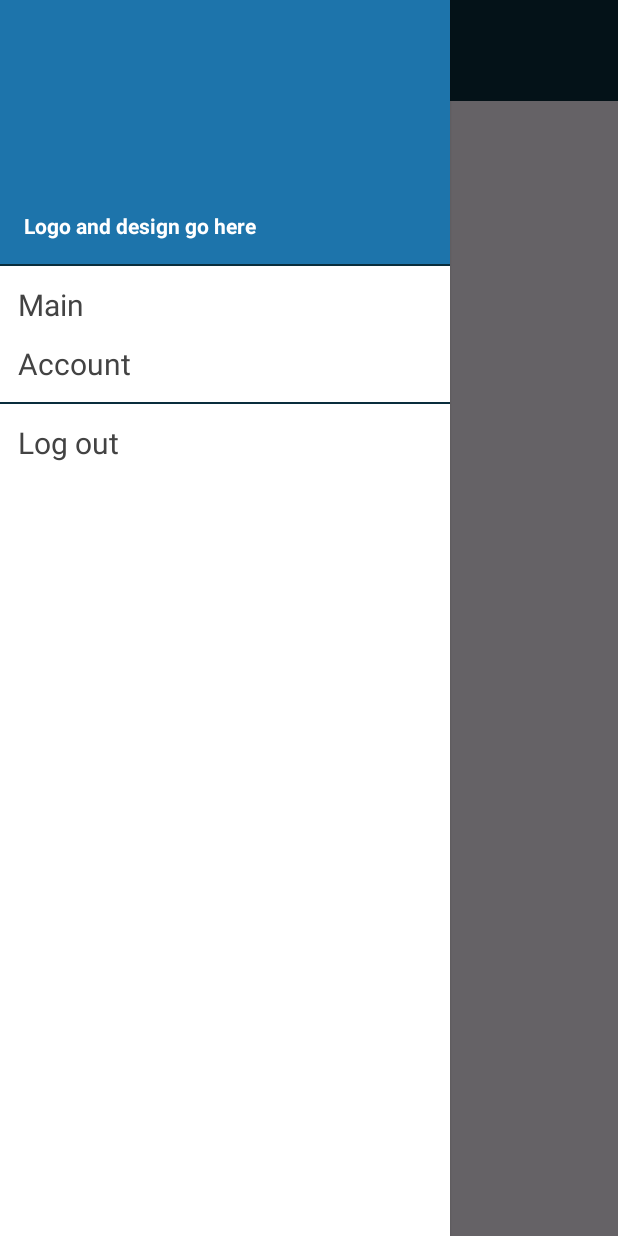
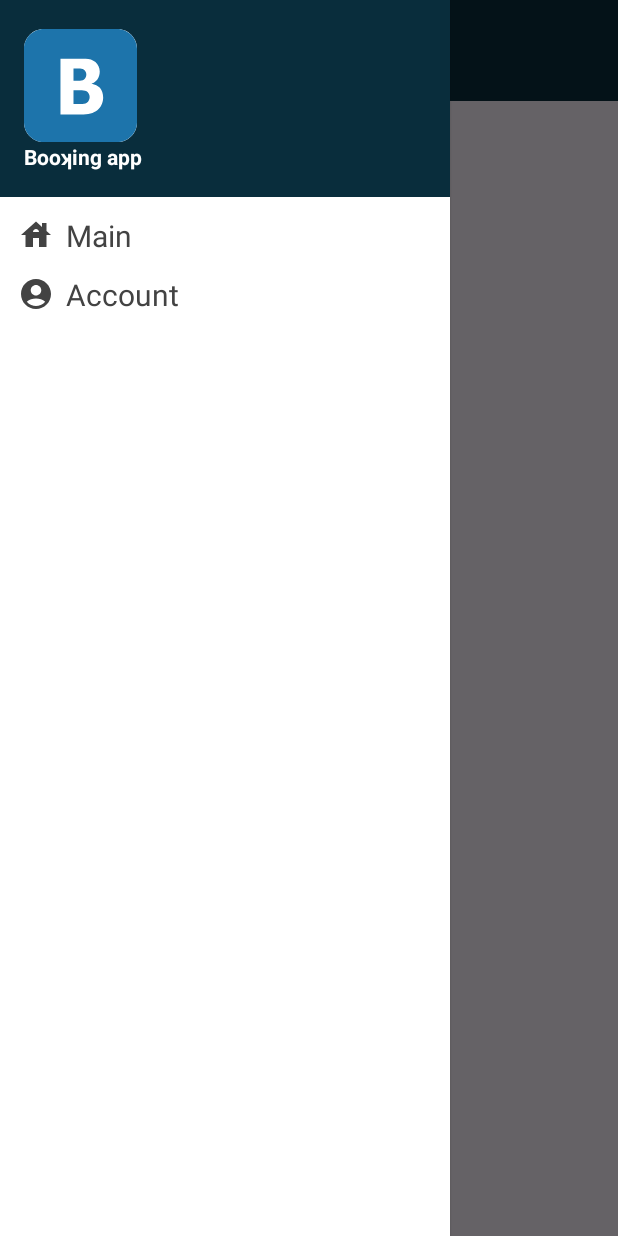
Before and after one commit to StefanDjuricaSV35-2021/booking_ma_tim21, an Android app: the AccountActivity screen opened directly, with no data from a screen before it, with the side drawer open, on a phone screen of 412 x 824 dp. Run offline under Robolectric (Android 15) with nearby library versions, the phone set to English and light mode, and no system bars; 1 statement that could not run was skipped.

Commit message:
Splach screen and nav drawer design changed

```diff
--- /dev/null
+++ b/app/src/main/res/drawable/baseline_account_circle_24.xml
@@ -0,0 +1,5 @@
+<vector android:height="24dp" android:tint="#434343"
+    android:viewportHeight="24" android:viewportWidth="24"
+    android:width="24dp" xmlns:android="http://schemas.android.com/apk/res/android">
+    <path android:fillColor="@android:color/white" android:pathData="M12,2C6.48,2 2,6.48 2,12s4.48,10 10,10s10,-4.48 10,-10S17.52,2 12,2zM12,6c1.93,0 3.5,1.57 3.5,3.5S13.93,13 12,13s-3.5,-1.57 -3.5,-3.5S10.07,6 12,6zM12,20c-2.03,0 -4.43,-0.82 -6.14,-2.88C7.55,15.8 9.68,15 12,15s4.45,0.8 6.14,2.12C16.43,19.18 14.03,20 12,20z"/>
+</vector>
--- /dev/null
+++ b/app/src/main/res/drawable/baseline_house_24.xml
@@ -0,0 +1,5 @@
+<vector android:height="24dp" android:tint="#434343"
+    android:viewportHeight="24" android:viewportWidth="24"
+    android:width="24dp" xmlns:android="http://schemas.android.com/apk/res/android">
+    <path android:fillColor="@android:color/white" android:pathData="M19,9.3V4h-3v2.6L12,3L2,12h3v8h5v-6h4v6h5v-8h3L19,9.3zM10,10c0,-1.1 0.9,-2 2,-2s2,0.9 2,2H10z"/>
+</vector>
--- a/app/src/main/res/layout/activity_splash_screen.xml
+++ b/app/src/main/res/layout/activity_splash_screen.xml
@@ -10,22 +10,22 @@
     <LinearLayout
         android:layout_width="match_parent"
         android:layout_height="match_parent"
-        android:orientation="vertical">
+        android:orientation="vertical"
+        android:gravity="center">
+
+        <ImageView
+            android:id="@+id/logoImageView"
+            android:layout_width="wrap_content"
+            android:layout_height="wrap_content"
+            android:src="@drawable/ic_logo"/>
 
         <TextView
             android:layout_width="wrap_content"
             android:layout_height="wrap_content"
+            android:layout_marginTop="10dp"
             android:text="@string/booking"
             android:textColor="@color/white"
-            android:layout_gravity="center"
-            android:layout_marginTop="280dp"
-            android:textSize="36sp"/>
-        <ImageView
-            android:id="@+id/logoImageView"
-            android:layout_width="wrap_content"
-            android:layout_height="wrap_content"
-            android:src="@drawable/ic_logo"
-            android:layout_gravity="center"
-            android:layout_marginTop="10dp"/>
+            android:textSize="36sp"
+            android:textStyle="bold" />
     </LinearLayout>
 </androidx.constraintlayout.widget.ConstraintLayout>
--- a/app/src/main/res/layout/naw_drawer.xml
+++ b/app/src/main/res/layout/naw_drawer.xml
@@ -1,21 +1,27 @@
 <?xml version="1.0" encoding="utf-8"?>
 <LinearLayout xmlns:android="http://schemas.android.com/apk/res/android"
+    xmlns:app="http://schemas.android.com/apk/res-auto"
     android:orientation="vertical"
     android:layout_width="match_parent"
     android:layout_height="match_parent">
 
     <LinearLayout
         android:layout_width="match_parent"
-        android:layout_height="176dp"
+        android:layout_height="130dp"
         android:orientation="vertical"
         android:gravity="bottom"
         android:padding="16dp"
-        android:background="@color/lightblue">
+        android:background="@color/darkblue">
+
+        <ImageView
+            android:layout_width="wrap_content"
+            android:layout_height="wrap_content"
+            android:src="@drawable/ic_logo"/>
 
         <TextView
             android:layout_width="wrap_content"
             android:layout_height="wrap_content"
-            android:text="Logo and design go here"
+            android:text="@string/booking_app"
             android:textStyle="bold"
             android:textColor="@color/white"/>
 
@@ -36,8 +42,10 @@
             android:layout_width="wrap_content"
             android:layout_height="wrap_content"
             android:textColor="@color/grey"
-            android:text="Main"
-            android:textSize="20sp"/>
+            android:text="@string/main"
+            android:textSize="20sp"
+            android:drawablePadding="8dp"
+            app:drawableLeftCompat="@drawable/baseline_house_24" />
     </LinearLayout>
     <LinearLayout
         android:layout_width="wrap_content"
@@ -50,31 +58,10 @@
             android:layout_width="wrap_content"
             android:layout_height="wrap_content"
             android:textColor="@color/grey"
-            android:text="Account"
-            android:textSize="20sp"/>
+            android:text="@string/account"
+            android:textSize="20sp"
+            android:drawablePadding="8dp"
+            app:drawableLeftCompat="@drawable/baseline_account_circle_24" />
     </LinearLayout>
 
-    <View
-        android:layout_width="match_parent"
-        android:layout_height="1dp"
-        android:layout_marginTop="12dp"
-        android:background="@color/darkblue"/>
-
-    <LinearLayout
-        android:layout_width="wrap_content"
-        android:layout_height="wrap_content"
-        android:id="@+id/logout"
-        android:layout_marginStart="12dp"
-        android:layout_marginTop="12dp"
-        android:orientation="horizontal">
-        <TextView
-            android:layout_width="wrap_content"
-            android:layout_height="wrap_content"
-            android:textColor="@color/grey"
-            android:text="Log out"
-            android:textSize="20sp"/>
-    </LinearLayout>
-
-
-
 </LinearLayout>
--- a/app/src/main/res/values/strings.xml
+++ b/app/src/main/res/values/strings.xml
@@ -12,4 +12,7 @@
     <string name="surname_input_field">Enter your surname</string>
     <string name="login">Login</string>
     <string name="register">Register</string>
+    <string name="account">Account</string>
+    <string name="main">Main</string>
+    <string name="booking_app">Booʞing app</string>
 </resources>
--- a/app/src/main/res/values/themes.xml
+++ b/app/src/main/res/values/themes.xml
@@ -3,6 +3,9 @@
     <style name="Base.Theme.Booking_ma_tim21" parent="Theme.Material3.DayNight.NoActionBar">
         <!-- Customize your light theme here. -->
         <!-- <item name="colorPrimary">@color/my_light_primary</item> -->
+        <item name="colorPrimary">@color/lightblue</item>
+        <item name="colorPrimaryVariant">@color/lightblue</item>
+        <item name="colorSecondary">@color/softgrey</item>
     </style>
 
     <style name="Theme.Booking_ma_tim21" parent="Base.Theme.Booking_ma_tim21" />
```
